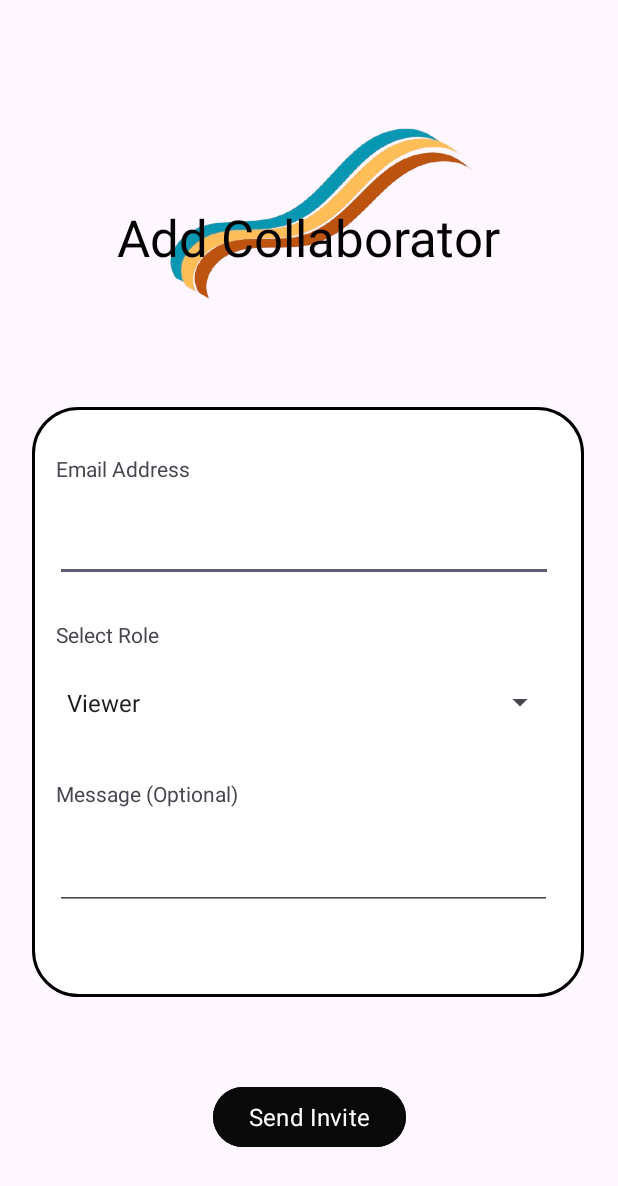
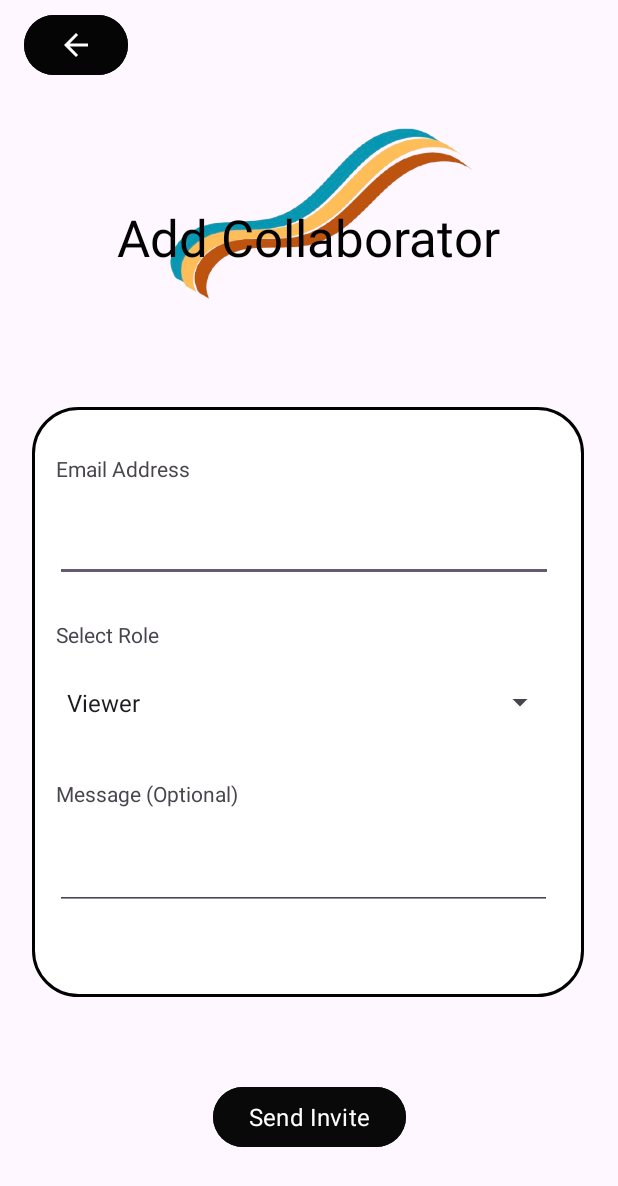
Before and after one commit to HishaamKraft/OPSCPOEPART3, an Android app: the InviteCollab screen opened directly, with no data from a screen before it, on a phone screen of 412 x 824 dp. Shown: the top 1186 px of the screen. Run offline under Robolectric (Android 15) with nearby library versions, the phone set to English and light mode, and no system bars; Roboto replaces fonts that are not available here.

Commit message:
Fixed return buttom

```diff
--- a/app/src/main/res/layout/activity_invite_collab.xml
+++ b/app/src/main/res/layout/activity_invite_collab.xml
@@ -4,6 +4,19 @@
     xmlns:tools="http://schemas.android.com/tools"
     android:layout_width="match_parent"
     android:layout_height="match_parent">
+
+    <Button
+        android:id="@+id/btnReturnHome"
+        android:layout_width="69dp"
+        android:layout_height="48dp"
+        android:backgroundTint="#050505"
+        app:layout_constraintBottom_toBottomOf="parent"
+        app:layout_constraintEnd_toEndOf="parent"
+        app:layout_constraintHorizontal_bias="0.046"
+        app:layout_constraintStart_toStartOf="parent"
+        app:layout_constraintTop_toTopOf="parent"
+        app:layout_constraintVertical_bias="0.008"
+        tools:ignore="SpeakableTextPresentCheck" />
 
     <androidx.constraintlayout.widget.ConstraintLayout
         android:id="@+id/constraintLayout"
@@ -131,4 +144,14 @@
         app:layout_constraintTop_toTopOf="@+id/imageView17"
         app:layout_constraintVertical_bias="0.446" />
 
+    <ImageView
+        android:id="@+id/imageView18"
+        android:layout_width="wrap_content"
+        android:layout_height="wrap_content"
+        app:layout_constraintBottom_toBottomOf="@+id/btnReturnHome"
+        app:layout_constraintEnd_toEndOf="@+id/btnReturnHome"
+        app:layout_constraintStart_toStartOf="@+id/btnReturnHome"
+        app:layout_constraintTop_toTopOf="@+id/btnReturnHome"
+        app:srcCompat="@drawable/arrow" />
+
 </androidx.constraintlayout.widget.ConstraintLayout>
```
